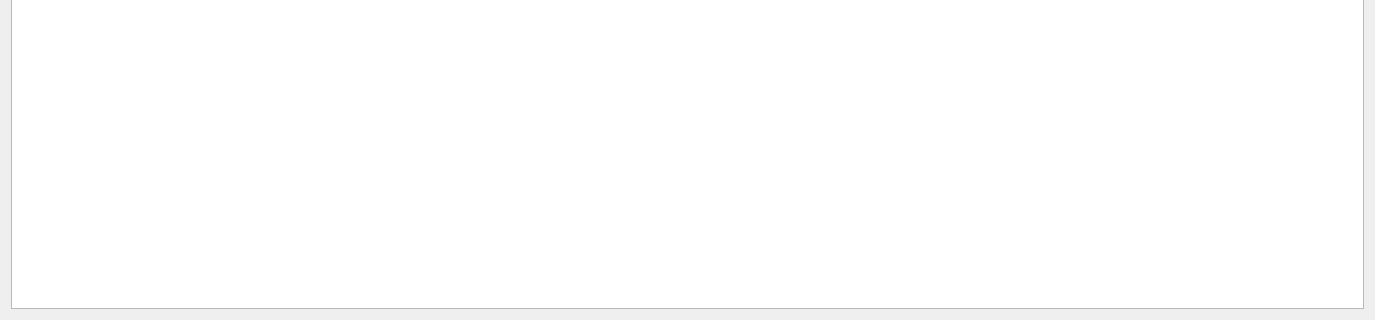
Qt form dataviewer.ui (obourat/MimosaNG) before a commit; both pictures show x 0 to 1375 and y 347 to 667 of the 1375 by 667 pixel window.
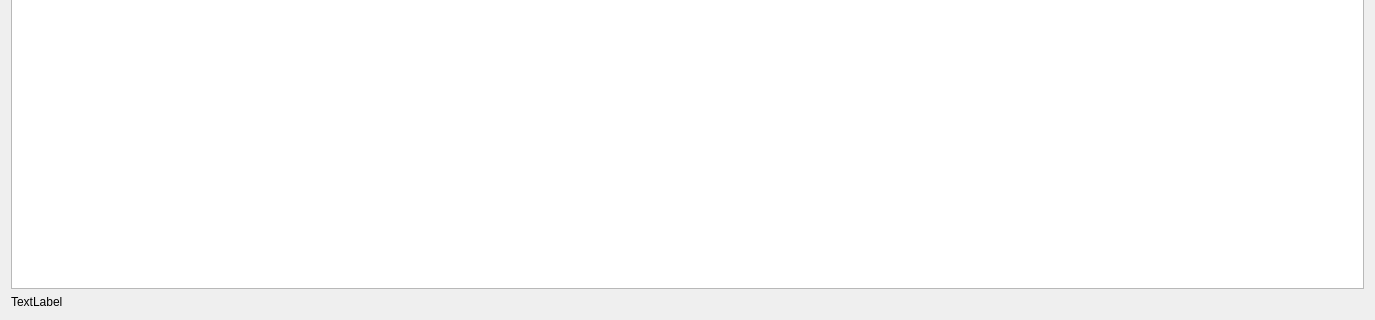
The same form after that commit.

```diff
--- a/dataviewer.ui
+++ b/dataviewer.ui
@@ -2,6 +2,9 @@
 <ui version="4.0">
  <class>DataViewer</class>
  <widget class="QDialog" name="DataViewer">
+  <property name="windowModality">
+   <enum>Qt::NonModal</enum>
+  </property>
   <property name="geometry">
    <rect>
     <x>0</x>
@@ -16,8 +19,11 @@
   <property name="autoFillBackground">
    <bool>false</bool>
   </property>
+  <property name="sizeGripEnabled">
+   <bool>false</bool>
+  </property>
   <layout class="QGridLayout" name="gridLayout">
-   <item row="1" column="0">
+   <item row="3" column="1">
     <widget class="QTableView" name="tableView">
      <property name="contextMenuPolicy">
       <enum>Qt::DefaultContextMenu</enum>
@@ -49,15 +55,31 @@
      <attribute name="horizontalHeaderCascadingSectionResizes">
       <bool>false</bool>
      </attribute>
+     <attribute name="horizontalHeaderStretchLastSection">
+      <bool>false</bool>
+     </attribute>
     </widget>
    </item>
-   <item row="0" column="0">
+   <item row="0" column="1">
     <widget class="QLabel" name="infoNomConf">
+     <property name="sizePolicy">
+      <sizepolicy hsizetype="Preferred" vsizetype="Preferred">
+       <horstretch>0</horstretch>
+       <verstretch>0</verstretch>
+      </sizepolicy>
+     </property>
      <property name="text">
       <string/>
      </property>
     </widget>
    </item>
+   <item row="5" column="1">
+    <widget class="QLabel" name="infoNbObject">
+     <property name="text">
+      <string>TextLabel</string>
+     </property>
+    </widget>
+   </item>
   </layout>
  </widget>
  <resources/>
```
